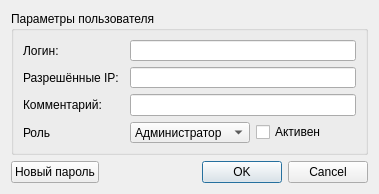
Qt form mdi/forms/systemuser_edit.ui (brat002/ExpertBilling) before a commit.
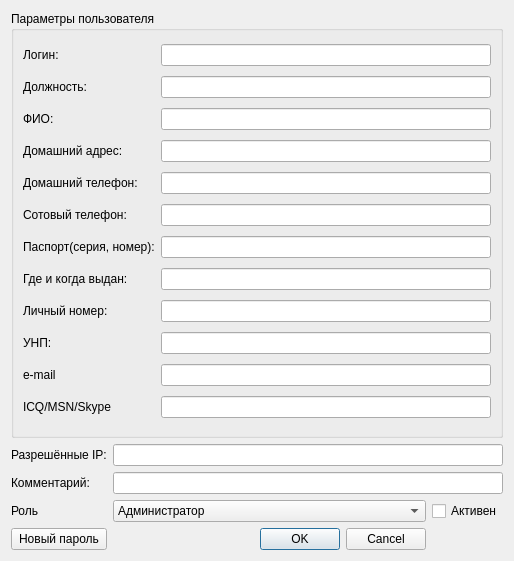
The same form after that commit.

```diff
--- a/mdi/forms/systemuser_edit.ui
+++ b/mdi/forms/systemuser_edit.ui
@@ -6,20 +6,20 @@
    <rect>
     <x>0</x>
     <y>0</y>
-    <width>379</width>
-    <height>194</height>
+    <width>514</width>
+    <height>561</height>
    </rect>
   </property>
   <property name="windowTitle">
    <string>Редактирование пользователя</string>
   </property>
-  <layout class="QGridLayout" name="gridLayout">
-   <item row="0" column="0" colspan="2">
+  <layout class="QGridLayout" name="gridLayout_2">
+   <item row="0" column="0" colspan="3">
     <widget class="QGroupBox" name="groupBox">
      <property name="title">
       <string>Параметры пользователя</string>
      </property>
-     <layout class="QGridLayout" name="gridLayout_2">
+     <layout class="QGridLayout" name="gridLayout">
       <item row="0" column="0">
        <widget class="QLabel" name="username_label">
         <property name="text">
@@ -27,14 +27,127 @@
         </property>
        </widget>
       </item>
-      <item row="0" column="1" colspan="2">
+      <item row="0" column="1">
        <widget class="QLineEdit" name="username_edit">
         <property name="minimumSize">
          <size>
           <width>0</width>
-          <height>21</height>
+          <height>0</height>
          </size>
         </property>
+       </widget>
+      </item>
+      <item row="2" column="0">
+       <widget class="QLabel" name="label_fullname">
+        <property name="text">
+         <string>ФИО:</string>
+        </property>
+       </widget>
+      </item>
+      <item row="2" column="1">
+       <widget class="QLineEdit" name="lineEdit_fullname"/>
+      </item>
+      <item row="3" column="0">
+       <widget class="QLabel" name="label_address">
+        <property name="text">
+         <string>Домашний адрес:</string>
+        </property>
+       </widget>
+      </item>
+      <item row="3" column="1">
+       <widget class="QLineEdit" name="lineEdit_address"/>
+      </item>
+      <item row="4" column="0">
+       <widget class="QLabel" name="label_home_phone">
+        <property name="text">
+         <string>Домашний телефон:</string>
+        </property>
+       </widget>
+      </item>
+      <item row="4" column="1">
+       <widget class="QLineEdit" name="lineEdit_home_phone"/>
+      </item>
+      <item row="5" column="0">
+       <widget class="QLabel" name="label_mobile_phone">
+        <property name="text">
+         <string>Сотовый телефон:</string>
+        </property>
+       </widget>
+      </item>
+      <item row="5" column="1">
+       <widget class="QLineEdit" name="lineEdit_mobile_phone"/>
+      </item>
+      <item row="6" column="0">
+       <widget class="QLabel" name="label_passport">
+        <property name="text">
+         <string>Паспорт(серия, номер):</string>
+        </property>
+       </widget>
+      </item>
+      <item row="6" column="1">
+       <widget class="QLineEdit" name="lineEdit_passport"/>
+      </item>
+      <item row="9" column="0">
+       <widget class="QLabel" name="label_passport_number">
+        <property name="text">
+         <string>Личный номер:</string>
+        </property>
+       </widget>
+      </item>
+      <item row="9" column="1">
+       <widget class="QLineEdit" name="lineEdit_passport_number"/>
+      </item>
+      <item row="11" column="0">
+       <widget class="QLabel" name="label_unp">
+        <property name="text">
+         <string>УНП:</string>
+        </property>
+       </widget>
+      </item>
+      <item row="11" column="1">
+       <widget class="QLineEdit" name="lineEdit_unp"/>
+      </item>
+      <item row="1" column="0">
+       <widget class="QLabel" name="label_job">
+        <property name="text">
+         <string>Должность:</string>
+        </property>
+       </widget>
+      </item>
+      <item row="1" column="1">
+       <widget class="QLineEdit" name="lineEdit_job"/>
+      </item>
+      <item row="8" column="0">
+       <widget class="QLabel" name="label_passport_detail">
+        <property name="text">
+         <string>Где и когда выдан:</string>
+        </property>
+       </widget>
+      </item>
+      <item row="8" column="1">
+       <widget class="QLineEdit" name="lineEdit_passport_detail"/>
+      </item>
+      <item row="12" column="0">
+       <widget class="QLabel" name="label_email">
+        <property name="text">
+         <string>e-mail</string>
+        </property>
+       </widget>
+      </item>
+      <item row="12" column="1">
+       <widget class="QLineEdit" name="lineEdit_email"/>
+      </item>
+      <item row="13" column="0">
+       <widget class="QLabel" name="label_im">
+        <property name="text">
+         <string>ICQ/MSN/Skype</string>
+        </property>
+       </widget>
+      </item>
+      <item row="13" column="1">
+       <widget class="QLineEdit" name="lineEdit_im"/>
+      </item>
+     </layout>
        </widget>
       </item>
       <item row="1" column="0">
@@ -49,7 +162,7 @@
         <property name="minimumSize">
          <size>
           <width>0</width>
-          <height>21</height>
+       <height>0</height>
          </size>
         </property>
        </widget>
@@ -66,7 +179,7 @@
         <property name="minimumSize">
          <size>
           <width>0</width>
-          <height>21</height>
+       <height>0</height>
          </size>
         </property>
        </widget>
@@ -83,7 +196,7 @@
         <property name="minimumSize">
          <size>
           <width>0</width>
-          <height>21</height>
+       <height>0</height>
          </size>
         </property>
         <item>
@@ -110,10 +223,7 @@
         </property>
        </widget>
       </item>
-     </layout>
-    </widget>
-   </item>
-   <item row="1" column="0">
+   <item row="4" column="0">
     <widget class="QPushButton" name="password_pushButton">
      <property name="text">
       <string>Новый пароль</string>
@@ -123,7 +233,7 @@
      </property>
     </widget>
    </item>
-   <item row="1" column="1">
+   <item row="4" column="1">
     <widget class="QDialogButtonBox" name="buttonBox">
      <property name="orientation">
       <enum>Qt::Horizontal</enum>
```
Lines whose indentation alone changed are shown as unchanged.
